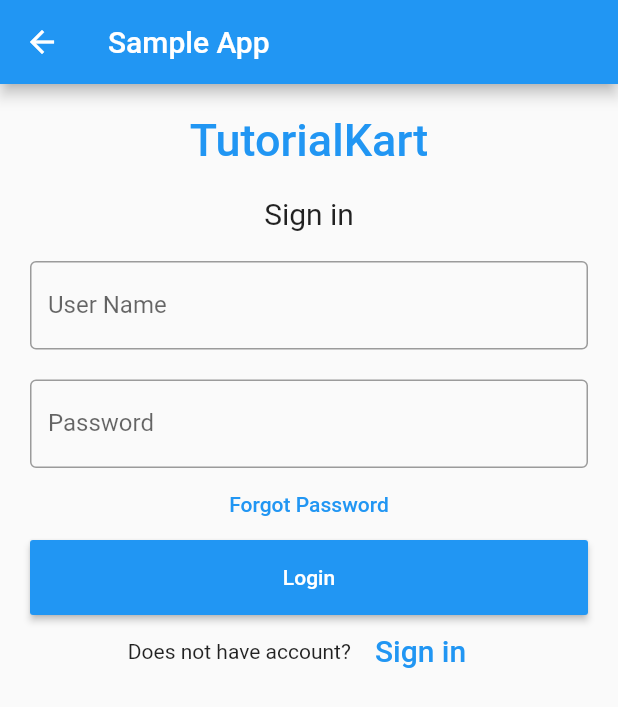
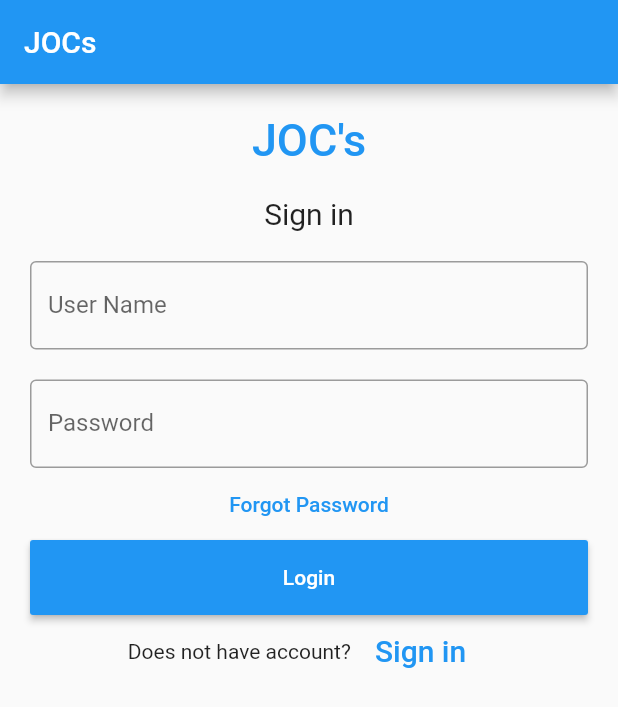
Before and after one commit to saadat-ali-awan/JOCs, a Flutter app: the Login screen opened directly, on a phone screen of 412 x 824 dp. Shown: the top 707 px of the screen. Run offline on Flutter 3.47's test engine with Material 2 defaults, Android fonts, the phone set to English and light mode, and no system bars; our stand-ins replace get.

Commit message:
Added Login as HomePage

```diff
--- a/jocs/lib/Registration/login.dart
+++ b/jocs/lib/Registration/login.dart
@@ -1,6 +1,8 @@
 import 'package:flutter/material.dart';
 
 class Login extends StatefulWidget {
+  const Login({Key? key}) : super(key: key);
+
   @override
   _LoginState createState() => _LoginState();
 
@@ -14,7 +16,7 @@
   Widget build(BuildContext context) {
     return Scaffold(
         appBar: AppBar(
-          title: Text('Sample App'),
+          title: Text('JOCs'),
         ),
         body: Padding(
             padding: EdgeInsets.all(10),
@@ -24,7 +26,7 @@
                     alignment: Alignment.center,
                     padding: EdgeInsets.all(10),
                     child: Text(
-                      'TutorialKart',
+                      'JOC\'s',
                       style: TextStyle(
                           color: Colors.blue,
                           fontWeight: FontWeight.w500,
--- a/jocs/lib/main.dart
+++ b/jocs/lib/main.dart
@@ -1,8 +1,10 @@
 import 'package:flutter/material.dart';
 import 'package:get/get.dart';
 
+import 'Registration/login.dart';
+
 void main() {
-  runApp(const GetMaterialApp(home: Home()));
+  runApp(const GetMaterialApp(home: Login()));
 }
 
 class Controller extends GetxController{
```
